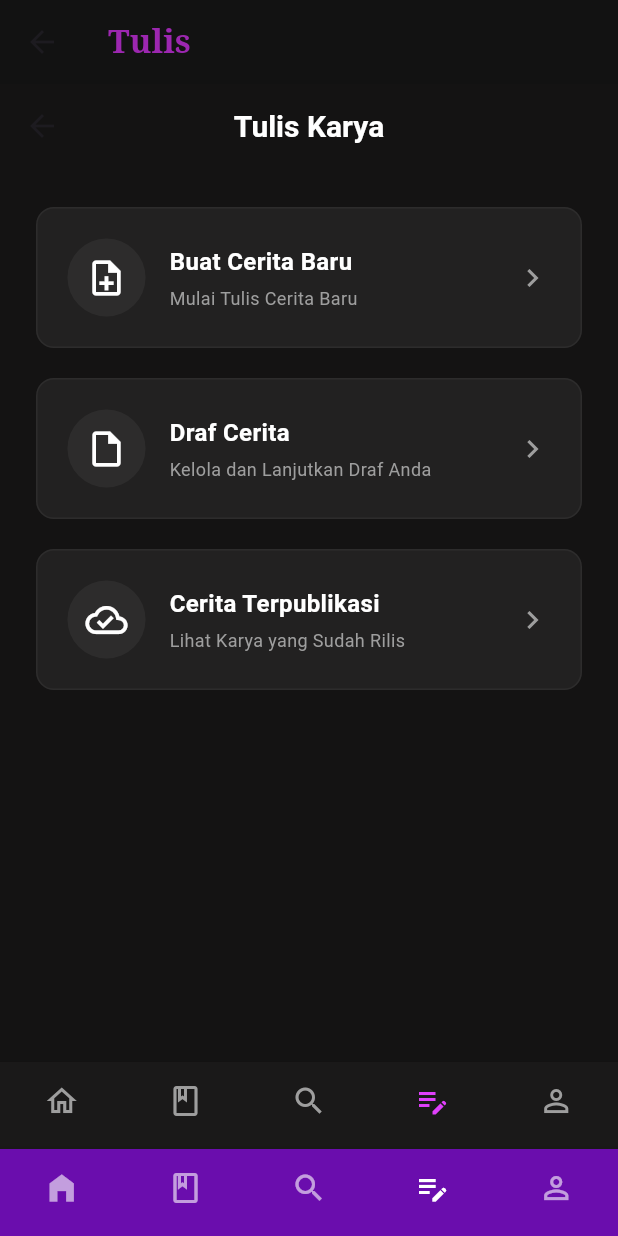
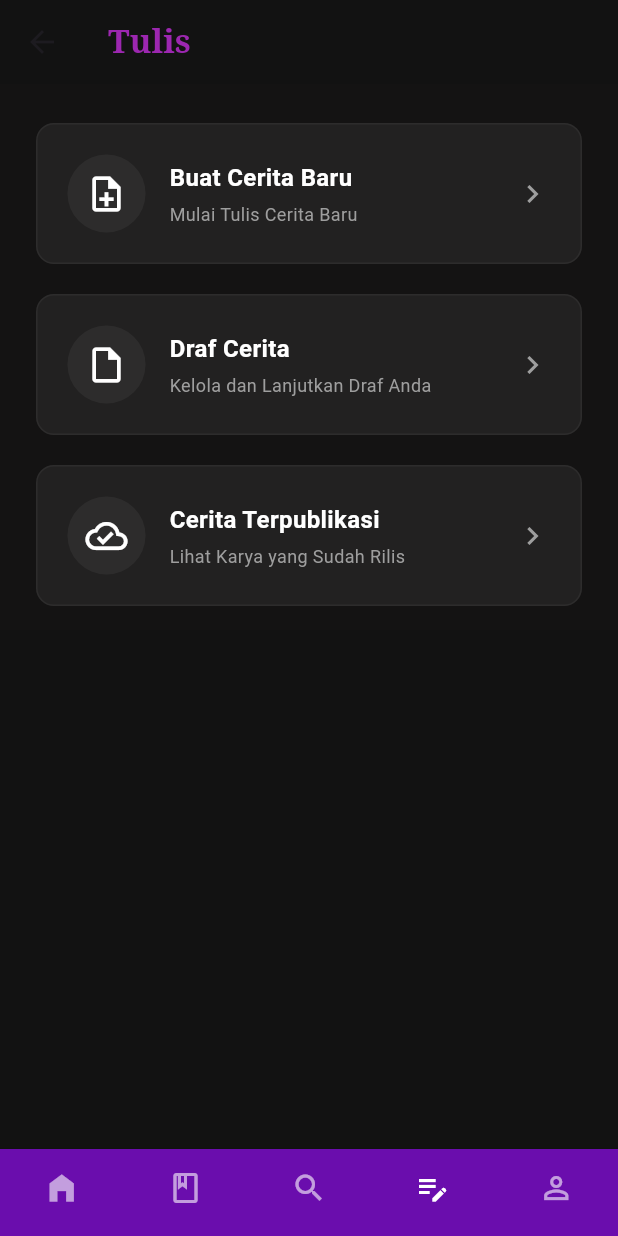
Before and after one commit to talitha404/naratia-app, a Flutter app: the HomeScreen screen opened directly, item 4 of the bottom bar chosen, on a phone screen of 412 x 824 dp. Run offline on Flutter 3.47's test engine with Material 3 defaults, Android fonts, the phone set to English and light mode, and no system bars.

Commit message:
home dan halaman tulis

```diff
--- a/lib/views/home/home_screen.dart
+++ b/lib/views/home/home_screen.dart
@@ -19,7 +19,7 @@ class _HomeScreenState extends State<HomeScreen> {
 
   // 🔥 List halaman utama
   final List<Widget> _screens = const [
-    HomeContent(),        // Beranda (dipisah)
+    HomeContent(),
     LibraryScreen(),
     SearchScreen(),
     WriteHubScreen(),
@@ -27,7 +27,7 @@ class _HomeScreenState extends State<HomeScreen> {
   ];
 
   // 🔥 Judul AppBar
-  final List<String> _titles = [
+  final List<String> _titles = const [
     'Naratia',
     'Perpustakaan',
     'Cari',
@@ -38,6 +38,8 @@ class _HomeScreenState extends State<HomeScreen> {
   @override
   Widget build(BuildContext context) {
     return Scaffold(
+      backgroundColor: const Color(0xFF121212), // ✅ tambahan
+
       // ================= APPBAR =================
       appBar: AppBar(
         backgroundColor: const Color(0xFF121212),
--- a/lib/views/write/write_hub_screen.dart
+++ b/lib/views/write/write_hub_screen.dart
@@ -1,36 +1,13 @@
-// File ini untuk dashboard tulis
-
 import 'package:flutter/material.dart';
 
-class WriteHubScreen extends StatefulWidget {
+class WriteHubScreen extends StatelessWidget {
   const WriteHubScreen({super.key});
 
   @override
-  State<WriteHubScreen> createState() => _WriteHubScreenState();
-}
-
-class _WriteHubScreenState extends State<WriteHubScreen> {
-  // Mengatur index aktif untuk bottom navigation bar (Menu Tulis berada di index 3)
-  int _currentIndex = 3;
-
-  @override
   Widget build(BuildContext context) {
-    return Scaffold(
-      backgroundColor: const Color(0xFF141313),
-      appBar: AppBar(
-        title: const Text(
-          'Tulis Karya',
-          style: TextStyle(
-            color: Colors.white,
-            fontWeight: FontWeight.bold,
-            fontSize: 20,
-          ),
-        ),
-        centerTitle: true,
-        backgroundColor: const Color(0xFF141313),
-        elevation: 0,
-      ),
-      body: SingleChildScrollView(
+    return Container(
+      color: const Color(0xFF141313),
+      child: SingleChildScrollView(
         padding: const EdgeInsets.symmetric(horizontal: 24.0, vertical: 16.0),
         child: Column(
           crossAxisAlignment: CrossAxisAlignment.stretch,
@@ -43,10 +20,7 @@ class _WriteHubScreenState extends State<WriteHubScreen> {
               icon: Icons.note_add_outlined,
               title: 'Buat Cerita Baru',
               subtitle: 'Mulai Tulis Cerita Baru',
-              onTap: () {
-                // Navigasi ke halaman buat cerita
-                // Navigator.pushNamed(context, '/create-story');
-              },
+              onTap: () {},
             ),
 
             const SizedBox(height: 20),
@@ -57,10 +31,7 @@ class _WriteHubScreenState extends State<WriteHubScreen> {
               icon: Icons.insert_drive_file_outlined,
               title: 'Draf Cerita',
               subtitle: 'Kelola dan Lanjutkan Draf Anda',
-              onTap: () {
-                // Navigasi ke daftar draf cerita
-                // Navigator.pushNamed(context, '/draft-list');
-              },
+              onTap: () {},
             ),
 
             const SizedBox(height: 20),
@@ -71,58 +42,7 @@ class _WriteHubScreenState extends State<WriteHubScreen> {
               icon: Icons.cloud_done_outlined,
               title: 'Cerita Terpublikasi',
               subtitle: 'Lihat Karya yang Sudah Rilis',
-              onTap: () {
-                // Navigasi ke daftar cerita terpublikasi
-                // Navigator.pushNamed(context, '/published-list');
-              },
-            ),
-          ],
-        ),
-      ),
-
-      // Bottom Navigation Bar
-      bottomNavigationBar: Theme(
-        data: Theme.of(context).copyWith(
-          canvasColor: const Color(0xFF141313),
-        ),
-        child: BottomNavigationBar(
-          currentIndex: _currentIndex,
-          type: BottomNavigationBarType.fixed,
-          backgroundColor: const Color(0xFF1A1919), // Sedikit lebih terang dari background agar kontras
-          selectedItemColor: Colors.purpleAccent, // Warna aktif sesuai aksen bawah Figma
-          unselectedItemColor: Colors.grey,
-          showSelectedLabels: false,
-          showUnselectedLabels: false,
-          onTap: (index) {
-            setState(() {
-              _currentIndex = index;
-            });
-            // Tambahkan logika navigasi antar screen berdasarkan index di sini jika diperlukan
-          },
-          items: const [
-            BottomNavigationBarItem(
-              icon: Icon(Icons.home_outlined),
-              activeIcon: Icon(Icons.home),
-              label: 'Home',
-            ),
-            BottomNavigationBarItem(
-              icon: Icon(Icons.book_outlined),
-              activeIcon: Icon(Icons.book),
-              label: 'Library',
-            ),
-            BottomNavigationBarItem(
-              icon: Icon(Icons.search),
-              label: 'Search',
-            ),
-            BottomNavigationBarItem(
-              icon: Icon(Icons.edit_note_outlined),
-              activeIcon: Icon(Icons.edit_note),
-              label: 'Write',
-            ),
-            BottomNavigationBarItem(
-              icon: Icon(Icons.person_outline),
-              activeIcon: Icon(Icons.person),
-              label: 'Profile',
+              onTap: () {},
             ),
           ],
         ),
@@ -130,7 +50,7 @@ class _WriteHubScreenState extends State<WriteHubScreen> {
     );
   }
 
-  // Helper Widget untuk membuat tombol menu yang seragam
+  // Helper Widget
   Widget _buildMenuButton({
     required BuildContext context,
     required IconData icon,
@@ -144,7 +64,7 @@ class _WriteHubScreenState extends State<WriteHubScreen> {
       child: Container(
         padding: const EdgeInsets.all(20.0),
         decoration: BoxDecoration(
-          color: const Color(0xFF222121), // Warna container abu-abu gelap
+          color: const Color(0xFF222121),
           borderRadius: BorderRadius.circular(12),
           border: Border.all(
             color: Colors.white.withOpacity(0.05),
@@ -181,7 +101,7 @@ class _WriteHubScreenState extends State<WriteHubScreen> {
                   const SizedBox(height: 4),
                   Text(
                     subtitle,
-                    style: TextStyle(
+                    style: const TextStyle(
                       color: Colors.grey,
                       fontSize: 12,
                     ),
```
